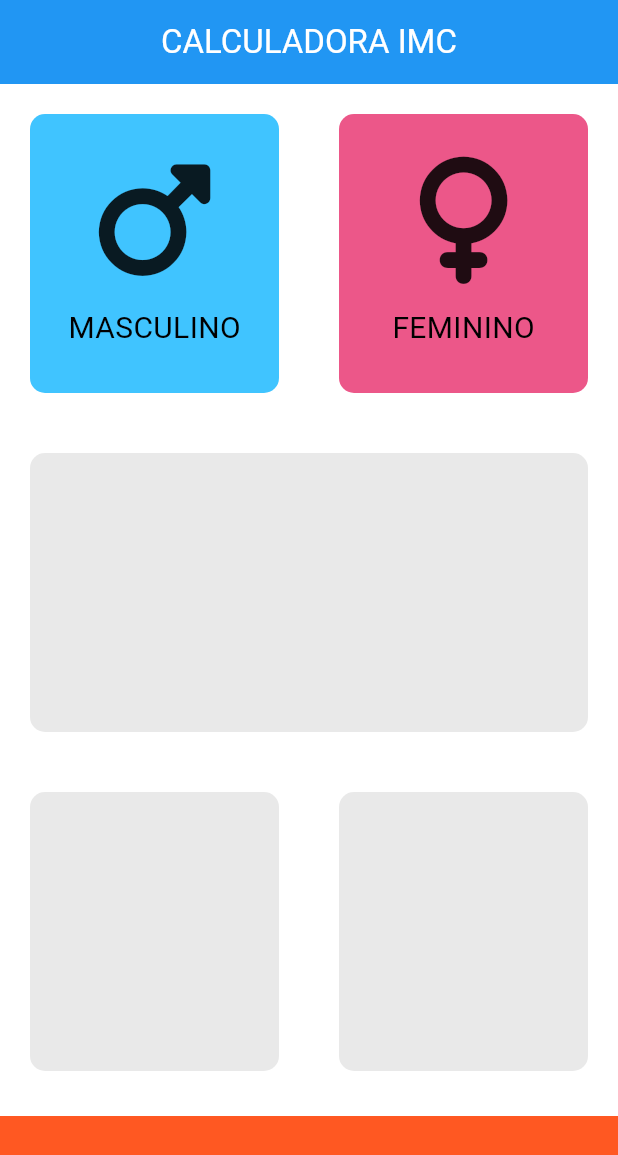
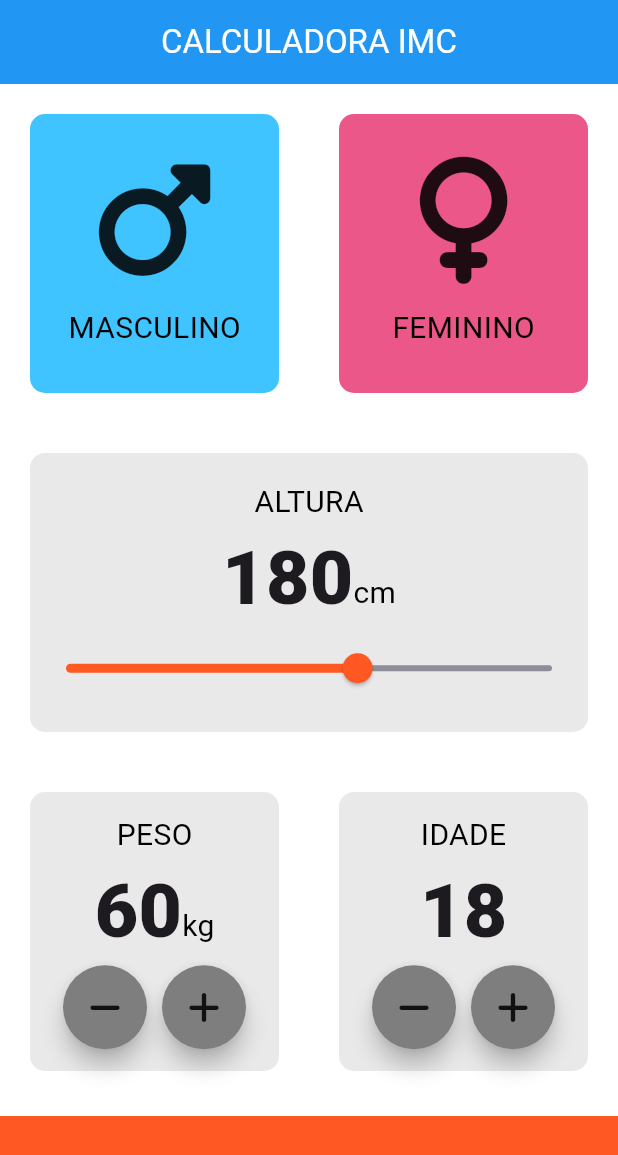
Before and after one commit to WanCarvalho/imc-calc-flutter, a Flutter app: the screen it shows after launch, on a phone screen of 412 x 824 dp. Shown: the top 1155 px of the screen. Run offline on Flutter 3.47's test engine with Material 3 defaults, Android fonts, the phone set to English and light mode, and no system bars; our stand-ins replace font_awesome_flutter.

Commit message:
feat: adicionando inputs para peso e idade

```diff
--- /dev/null
+++ b/lib/botao_arredondado.dart
@@ -0,0 +1,23 @@
+import 'package:flutter/material.dart';
+
+class BotaoArredondado extends StatelessWidget {
+  BotaoArredondado({required this.icone, required this.aoPressionar});
+
+  final IconData icone;
+  final VoidCallback aoPressionar;
+
+  @override
+  Widget build(BuildContext context) {
+    return RawMaterialButton(
+      onPressed: aoPressionar,
+      elevation: 6.0,
+      constraints: const BoxConstraints.tightFor(
+        width: 56.0,
+        height: 56.0,
+      ),
+      shape: const CircleBorder(),
+      fillColor: const Color(0xFF7E7E7E),
+      child: Icon(icone),
+    );
+  }
+}
--- /dev/null
+++ b/lib/constantes.dart
@@ -0,0 +1,20 @@
+import 'package:flutter/material.dart';
+
+const descricaoTextStyle = TextStyle(
+  fontSize: 20.0,
+  color: Colors.black,
+);
+
+const numeroTextStyle = TextStyle(
+  fontSize: 50.0,
+  fontWeight: FontWeight.w900,
+);
+
+const alturaContainerInferior = 80.0;
+const corCardPadrao = Color(0xFFE9E9E9);
+const corContainerInferior = Color(0xFFFF5822);
+
+const corMasculinoInativaCardPadrao = Colors.lightBlueAccent;
+const corFemininoInativaCardPadrao = Color.fromARGB(255, 236, 87, 137);
+const corMasculinoAtivaCardPadrao = Color.fromARGB(255, 22, 138, 192);
+const corFemininoAtivaCardPadrao = Color.fromARGB(255, 209, 43, 98);
--- a/lib/conteudo_icone.dart
+++ b/lib/conteudo_icone.dart
@@ -1,6 +1,5 @@
 import 'package:flutter/material.dart';
-
-const descricaoTextStyle = TextStyle(fontSize: 20.0, color: Colors.black);
+import 'constantes.dart';
 
 class ConteudoIcone extends StatelessWidget {
   ConteudoIcone({
--- a/lib/tela_principal.dart
+++ b/lib/tela_principal.dart
@@ -2,15 +2,8 @@ import 'package:flutter/material.dart';
 import 'package:font_awesome_flutter/font_awesome_flutter.dart';
 import 'card_padrao.dart';
 import 'conteudo_icone.dart';
-
-const alturaContainerInferior = 80.0;
-const corCardPadrao = Color(0xFFE9E9E9);
-const corContainerInferior = Color(0xFFFF5822);
-
-const corMasculinoInativaCardPadrao = Colors.lightBlueAccent;
-const corFemininoInativaCardPadrao = Color.fromARGB(255, 236, 87, 137);
-const corMasculinoAtivaCardPadrao = Color.fromARGB(255, 22, 138, 192);
-const corFemininoAtivaCardPadrao = Color.fromARGB(255, 209, 43, 98);
+import 'constantes.dart';
+import 'botao_arredondado.dart';
 
 enum Sexo {
   masculino,
@@ -24,6 +17,9 @@ class TelaPrincipal extends StatefulWidget {
 
 class _TelaPrincipalState extends State<TelaPrincipal> {
   Sexo? sexoSelecionado;
+  int altura = 180;
+  int peso = 60;
+  int idade = 18;
 
   @override
   Widget build(BuildContext context) {
@@ -39,6 +35,7 @@ class _TelaPrincipalState extends State<TelaPrincipal> {
         backgroundColor: Colors.blue,
       ),
       body: Column(
+        crossAxisAlignment: CrossAxisAlignment.stretch,
         children: [
           Expanded(
             child: Row(
@@ -78,13 +75,141 @@ class _TelaPrincipalState extends State<TelaPrincipal> {
               ],
             ),
           ),
-          Expanded(child: CardPadrao(cor: corCardPadrao)),
+          Expanded(
+            child: CardPadrao(
+              cor: corCardPadrao,
+              filhoCartao: Column(
+                mainAxisAlignment: MainAxisAlignment.center,
+                children: [
+                  const Text(
+                    'ALTURA',
+                    style: descricaoTextStyle,
+                  ),
+                  Row(
+                    mainAxisAlignment: MainAxisAlignment.center,
+                    crossAxisAlignment: CrossAxisAlignment.baseline,
+                    textBaseline: TextBaseline.alphabetic,
+                    children: [
+                      Text(
+                        altura.toString(),
+                        style: numeroTextStyle,
+                      ),
+                      const Text(
+                        'cm',
+                        style: descricaoTextStyle,
+                      ),
+                    ],
+                  ),
+                  Slider(
+                    activeColor: const Color(0xFFFF5822),
+                    inactiveColor: const Color(0xFF8D8E98),
+                    value: altura.toDouble(),
+                    min: 120.0,
+                    max: 220.0,
+                    onChanged: (double novoValor) {
+                      setState(() {
+                        altura = novoValor.round();
+                      });
+                    },
+                  ),
+                ],
+              ),
+            ),
+          ),
           Expanded(
             child: Row(
               children: [
-                Expanded(child: CardPadrao(cor: corCardPadrao)),
                 Expanded(
-                  child: CardPadrao(cor: corCardPadrao),
+                  child: CardPadrao(
+                    cor: corCardPadrao,
+                    filhoCartao: Column(
+                      mainAxisAlignment: MainAxisAlignment.center,
+                      children: [
+                        const Text(
+                          'PESO',
+                          style: descricaoTextStyle,
+                        ),
+                        Row(
+                          mainAxisAlignment: MainAxisAlignment.center,
+                          crossAxisAlignment: CrossAxisAlignment.baseline,
+                          textBaseline: TextBaseline.alphabetic,
+                          children: [
+                            Text(
+                              peso.toString(),
+                              style: numeroTextStyle,
+                            ),
+                            const Text(
+                              'kg',
+                              style: descricaoTextStyle,
+                            ),
+                          ],
+                        ),
+                        Row(
+                          mainAxisAlignment: MainAxisAlignment.center,
+                          children: [
+                            BotaoArredondado(
+                              icone: FontAwesomeIcons.minus,
+                              aoPressionar: () {
+                                setState(() {
+                                  peso--;
+                                });
+                              },
+                            ),
+                            const SizedBox(
+                              width: 10.0,
+                            ),
+                            BotaoArredondado(
+                              aoPressionar: () {
+                                setState(() {
+                                  peso++;
+                                });
+                              },
+                              icone: FontAwesomeIcons.plus,
+                            ),
+                          ],
+                        ),
+                      ],
+                    ),
+                  ),
+                ),
+                Expanded(
+                  child: CardPadrao(
+                    cor: corCardPadrao,
+                    filhoCartao: Column(
+                      mainAxisAlignment: MainAxisAlignment.center,
+                      children: [
+                        const Text(
+                          'IDADE',
+                          style: descricaoTextStyle,
+                        ),
+                        Row(
+                          mainAxisAlignment: MainAxisAlignment.center,
+                          children: [
+                            Text(
+                              idade.toString(),
+                              style: numeroTextStyle,
+                            ),
+                          ],
+                        ),
+                        Row(
+                          mainAxisAlignment: MainAxisAlignment.center,
+                          children: [
+                            BotaoArredondado(icone: FontAwesomeIcons.minus, aoPressionar: (){
+                              setState(() {
+                                idade--;
+                              });
+                            }),
+                            const SizedBox(width: 10.0,),
+                            BotaoArredondado(icone: FontAwesomeIcons.plus, aoPressionar: (){
+                              setState(() {
+                                idade++;
+                              });
+                            })
+                          ],
+                        ),
+                      ],
+                    ),
+                  ),
                 ),
               ],
             ),
```
